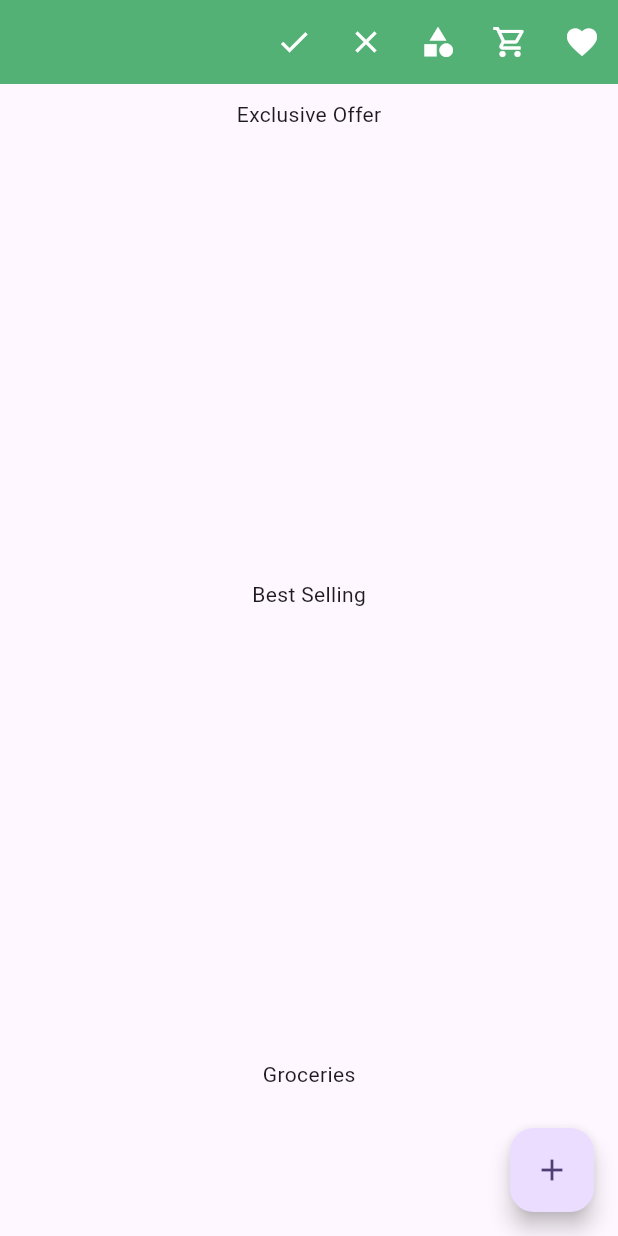
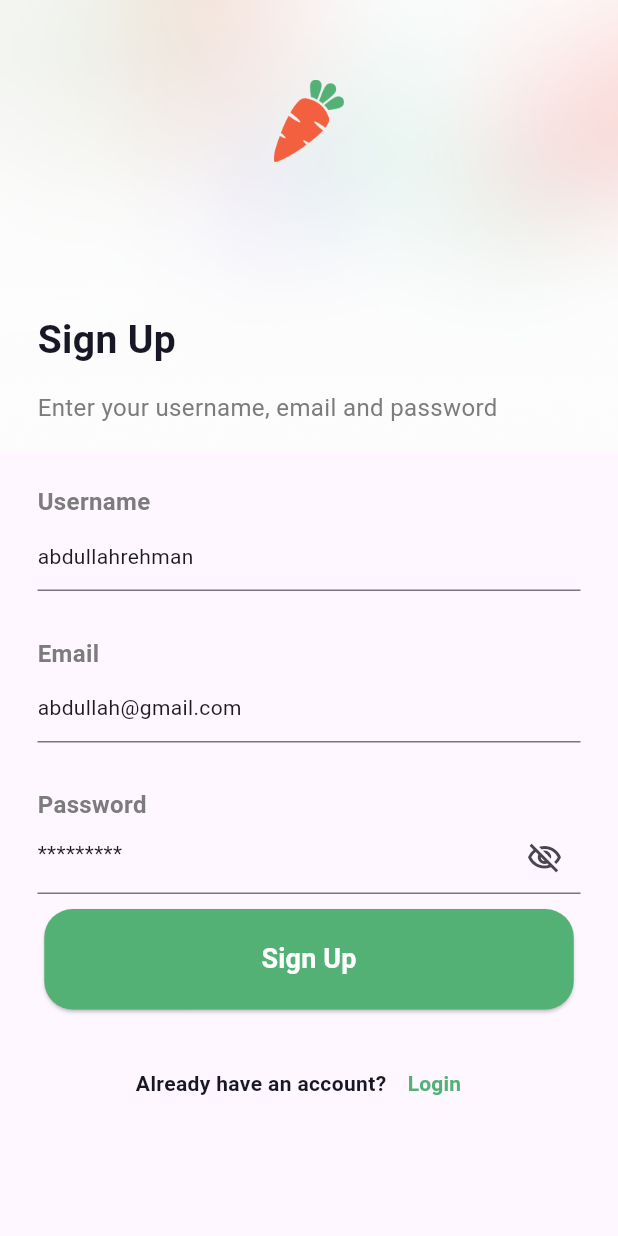
Before and after one commit to AbRehman536/batch_1_flutter, a Flutter app: the screen it shows after launch, on a phone screen of 412 x 824 dp. Run offline on Flutter 3.47's test engine with Material 3 defaults, Android fonts, the phone set to English and light mode, and no system bars; our stand-ins replace carousel_slider, cloud_firestore, device_preview, firebase_auth, firebase_core, flutter_screenutil and 3 more; accounts and stored records are empty.

Commit message:
Register Done

```diff
--- a/lib/main.dart
+++ b/lib/main.dart
@@ -10,6 +10,7 @@ import 'package:owais_project/firebase_options.dart';
 import 'package:owais_project/screens/admin_panel/products/create_product.dart';
 import 'package:owais_project/screens/admin_panel/products/get_all_products.dart';
 import 'package:owais_project/screens/auth_screen/login.dart';
+import 'package:owais_project/screens/auth_screen/signup.dart';
 import 'package:owais_project/screens/home/beverages.dart';
 import 'package:owais_project/screens/home/bottom_bar.dart';
 import 'package:owais_project/screens/home/explore.dart';
@@ -59,7 +60,7 @@ class MyApp extends StatelessWidget {
             useMaterial3: true,
           ),
 
-          home: AdminHomeScreen(),
+          home: SignUpScreen(),
         );
       },
     );
--- /dev/null
+++ b/lib/models/user_model.dart
@@ -0,0 +1,37 @@
+// To parse this JSON data, do
+//
+//     final userModel = userModelFromJson(jsonString);
+
+import 'dart:convert';
+
+UserModel userModelFromJson(String str) => UserModel.fromJson(json.decode(str));
+
+String userModelToJson(UserModel data) => json.encode(data.toJson());
+
+class UserModel {
+  final String? docId;
+  final String? username;
+  final String? email;
+  final int? createdAt;
+
+  UserModel({
+    this.docId,
+    this.username,
+    this.email,
+    this.createdAt,
+  });
+
+  factory UserModel.fromJson(Map<String, dynamic> json) => UserModel(
+    docId: json["docId"],
+    username: json["username"],
+    email: json["email"],
+    createdAt: json["createdAt"],
+  );
+
+  Map<String, dynamic> toJson() => {
+    "docId": docId,
+    "username": username,
+    "email": email,
+    "createdAt": createdAt,
+  };
+}
--- a/lib/screens/auth_screen/signup.dart
+++ b/lib/screens/auth_screen/signup.dart
@@ -0,0 +1,153 @@
+import 'package:flutter/material.dart';
+import 'package:owais_project/constants/app_assets.dart';
+import 'package:owais_project/constants/app_colors.dart';
+import 'package:owais_project/models/User_model.dart';
+import 'package:owais_project/services/auth.dart';
+import 'package:owais_project/services/user_service.dart';
+import 'package:owais_project/utils/widgets/custom_button.dart';
+import 'package:owais_project/utils/widgets/custom_textField.dart';
+
+class SignUpScreen extends StatefulWidget {
+  const SignUpScreen({super.key});
+
+  @override
+  State<SignUpScreen> createState() => _SignUpScreenState();
+}
+
+class _SignUpScreenState extends State<SignUpScreen> {
+  TextEditingController usernameController = TextEditingController();
+  TextEditingController emailController = TextEditingController();
+  TextEditingController passwordController = TextEditingController();
+  bool isLoading = false;
+  @override
+  Widget build(BuildContext context) {
+    return Scaffold(
+      body: Stack(
+        children: [
+          Image.asset(AppAssets.backgroundImage),
+          Padding(
+            padding: const EdgeInsets.all(25.0),
+            child: Column(
+              crossAxisAlignment: CrossAxisAlignment.start,
+              children: [
+                SizedBox(height: 28,),
+                Align(
+                    alignment: Alignment.center,
+                    child: Image.asset(AppAssets.carrotImage,width: 47,height: 55,)),
+
+                SizedBox(height: 100,),
+                Text("Sign Up",style: TextStyle(
+                    fontSize: 26,
+                    fontWeight: FontWeight.w600,
+                    color: Color(0xff181725)
+                ),),
+                SizedBox(height: 15,),
+                Text("Enter your username, email and password"
+                  ,style: TextStyle(
+                      fontSize: 16,
+                      fontWeight: FontWeight.w400,
+                      color: Color(0xff7C7C7C)
+                  ),),
+                SizedBox(height: 40,),
+                Text("Username",style: TextStyle(
+                    fontSize: 16,
+                    fontWeight: FontWeight.w600,
+                    color: Color(0xff7C7C7C)
+                ),),
+                CustomTextField(
+                  controller: usernameController,
+                    hint: "abdullahrehman"),
+                SizedBox(height: 30,),
+                Text("Email",style: TextStyle(
+                    fontSize: 16,
+                    fontWeight: FontWeight.w600,
+                    color: Color(0xff7C7C7C)
+                ),),
+                CustomTextField(
+                  controller: emailController,
+                    hint: "abdullah@gmail.com"),
+                SizedBox(height: 30,),
+                Text("Password",style: TextStyle(
+                    fontSize: 16,
+                    fontWeight: FontWeight.w600,
+                    color: Color(0xff7C7C7C)
+                ),),
+                CustomTextField(
+                  controller: passwordController,
+                  hint: "*********",
+                  suffixIcon: Icon(Icons.visibility_off_outlined),
+                ),
+                SizedBox(height: 10,),
+                isLoading ? Center(child: CircularProgressIndicator(),)
+                :Center(
+                    child:
+                    CustomButton(
+                        btnLabel: "Sign Up",
+                        onPressed: ()async{
+                          try{
+                            isLoading = true;
+                            setState(() {});
+                            await AuthService().registerUser(
+                                email: emailController.text,
+                                password: passwordController.text)
+                                .then((value)async{
+                                  await UserService().createUser(
+                                    UserModel(
+                                      docId: value.uid.toString(),
+                                      username: usernameController.text,
+                                      email: emailController.text,
+                                      createdAt: DateTime.now().millisecondsSinceEpoch
+                                    )
+                                  ).then((val){
+                                    isLoading = false;
+                                    setState(() {});
+                                    showDialog(
+                                      context: context,
+                                      builder: (BuildContext context) {
+                                        return AlertDialog(
+                                          content: Text("Register User Successfully"),
+                                          actions: [
+                                            CustomButton(
+                                                btnLabel: "Okay", onPressed: (){
+                                                  Navigator.pop(context);
+                                            })
+                                          ],
+                                        );
+                                      },);
+                                  });
+                            });
+                          }catch(e){
+                            isLoading = false;
+                            setState(() {});
+                            ScaffoldMessenger.of(context)
+                            .showSnackBar(SnackBar(content: Text(e.toString())));
+                          }
+                        }
+                    )),
+
+                SizedBox(height: 25,),
+                Row(
+                  mainAxisAlignment: MainAxisAlignment.center,
+                  children: [
+                    Text("Already have an account?",
+                      style: TextStyle(
+                          fontSize: 14,
+                          fontWeight: FontWeight.w600,
+                          color: Color(0xff181725)
+                      ),),
+                    TextButton(onPressed: (){}, child: Text("Login",
+                      style: TextStyle(
+                          fontSize: 14,
+                          fontWeight: FontWeight.w600,
+                          color: AppColors.primaryColor
+                      ),))
+                  ],
+                )
+              ],
+            ),
+          ),
+        ],
+      ),
+    );
+  }
+}
--- /dev/null
+++ b/lib/services/auth.dart
@@ -0,0 +1,43 @@
+import 'package:firebase_auth/firebase_auth.dart';
+
+class AuthService{
+
+  ///Register User
+  Future<User> registerUser({
+    required String email,
+    required String password,
+})async{
+    try{
+      UserCredential userCred =
+      await FirebaseAuth.instance
+          .createUserWithEmailAndPassword(email: email, password: password);
+       userCred.user!.sendEmailVerification();
+       return userCred.user!;
+    }catch(e){
+      throw e.toString();
+    }
+  }
+  ///Login User
+  Future<User> loginUser({
+    required String email,
+    required String password,
+  })async{
+    try{
+      UserCredential userCred =
+      await FirebaseAuth.instance
+          .signInWithEmailAndPassword(email: email, password: password);
+      return userCred.user!;
+    }catch(e){
+      throw e.toString();
+    }
+  }
+  ///Reset Password
+  Future resetPassword({required String email})async{
+    return await FirebaseAuth.instance
+        .sendPasswordResetEmail(email: email);
+  }
+  ///Logout User
+  Future logoutUser()async{
+    return await FirebaseAuth.instance.signOut();
+  }
+}
--- a/lib/utils/widgets/custom_textField.dart
+++ b/lib/utils/widgets/custom_textField.dart
@@ -6,11 +6,13 @@ class CustomTextField extends StatelessWidget {
   final String hint;
   final Widget? prefixIcon;
   final Widget? suffixIcon;
-  const CustomTextField({super.key, this.label, required this.hint, this.prefixIcon, this.suffixIcon});
+  final TextEditingController? controller;
+  const CustomTextField({super.key, this.label, required this.hint, this.prefixIcon, this.suffixIcon, this.controller});
 
   @override
   Widget build(BuildContext context) {
     return TextField(
+      controller: controller,
       decoration: InputDecoration(
         // filled: true,
         // fillColor: AppColors.secondaryColor,
```
Also changed, not shown: lib/services/user_service.dart (added, +36 -0 lines).
